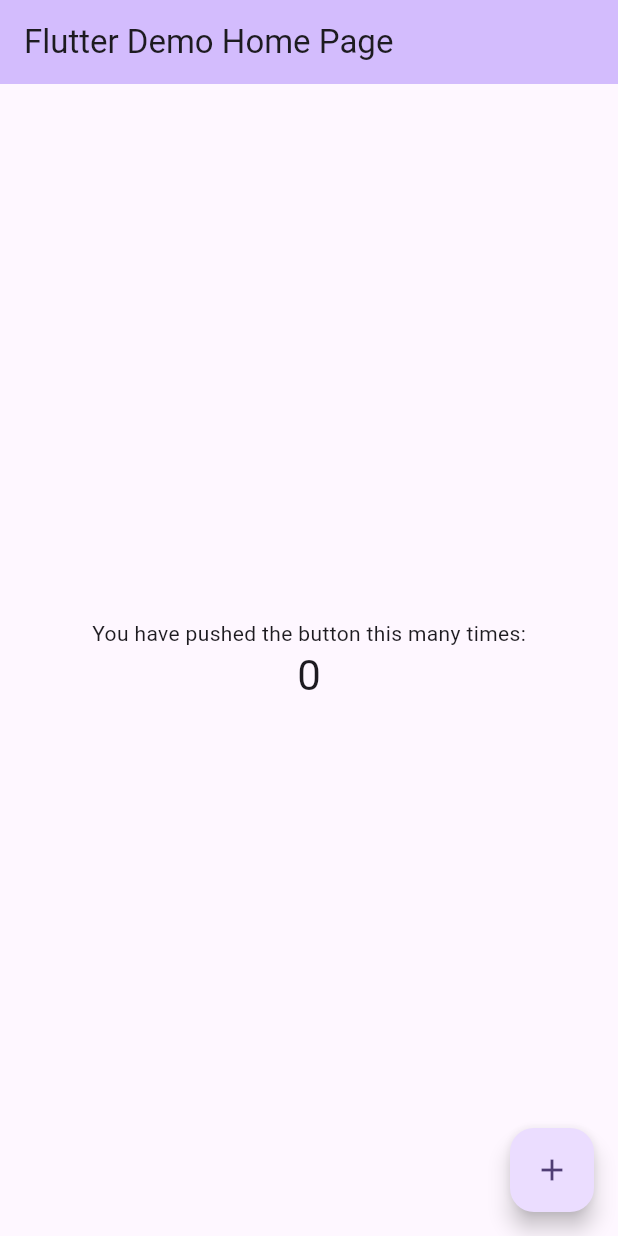
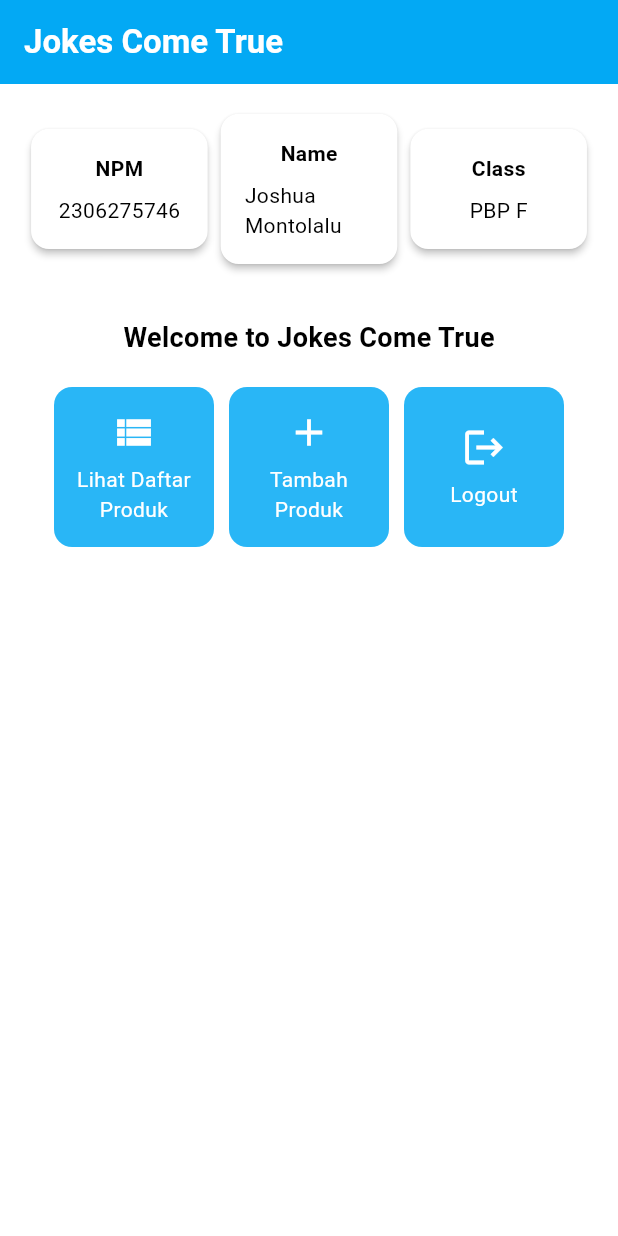
Before and after one commit to HamletJr/jokes-come-true-mobile, a Flutter app: the screen it shows after launch, on a phone screen of 412 x 824 dp. Run offline on Flutter 3.47's test engine with Material 3 defaults, Android fonts, the phone set to English and light mode, and no system bars.

Commit message:
Add tugas 7

```diff
--- a/lib/main.dart
+++ b/lib/main.dart
@@ -1,4 +1,5 @@
 import 'package:flutter/material.dart';
+import 'package:jokes_come_true/menu.dart';
 
 void main() {
   runApp(const MyApp());
@@ -28,98 +29,11 @@ class MyApp extends StatelessWidget {
         //
         // This works for code too, not just values: Most code changes can be
         // tested with just a hot reload.
-        colorScheme: ColorScheme.fromSeed(seedColor: Colors.deepPurple),
-        useMaterial3: true,
+        colorScheme: ColorScheme.fromSwatch(
+          primarySwatch: Colors.lightBlue,
+        ).copyWith(secondary: Colors.lightBlue[400]),
       ),
-      home: const MyHomePage(title: 'Flutter Demo Home Page'),
+      home: MyHomePage(),
     );
   }
 }
-
-class MyHomePage extends StatefulWidget {
-  const MyHomePage({super.key, required this.title});
-
-  // This widget is the home page of your application. It is stateful, meaning
-  // that it has a State object (defined below) that contains fields that affect
-  // how it looks.
-
-  // This class is the configuration for the state. It holds the values (in this
-  // case the title) provided by the parent (in this case the App widget) and
-  // used by the build method of the State. Fields in a Widget subclass are
-  // always marked "final".
-
-  final String title;
-
-  @override
-  State<MyHomePage> createState() => _MyHomePageState();
-}
-
-class _MyHomePageState extends State<MyHomePage> {
-  int _counter = 0;
-
-  void _incrementCounter() {
-    setState(() {
-      // This call to setState tells the Flutter framework that something has
-      // changed in this State, which causes it to rerun the build method below
-      // so that the display can reflect the updated values. If we changed
-      // _counter without calling setState(), then the build method would not be
-      // called again, and so nothing would appear to happen.
-      _counter++;
-    });
-  }
-
-  @override
-  Widget build(BuildContext context) {
-    // This method is rerun every time setState is called, for instance as done
-    // by the _incrementCounter method above.
-    //
-    // The Flutter framework has been optimized to make rerunning build methods
-    // fast, so that you can just rebuild anything that needs updating rather
-    // than having to individually change instances of widgets.
-    return Scaffold(
-      appBar: AppBar(
-        // TRY THIS: Try changing the color here to a specific color (to
-        // Colors.amber, perhaps?) and trigger a hot reload to see the AppBar
-        // change color while the other colors stay the same.
-        backgroundColor: Theme.of(context).colorScheme.inversePrimary,
-        // Here we take the value from the MyHomePage object that was created by
-        // the App.build method, and use it to set our appbar title.
-        title: Text(widget.title),
-      ),
-      body: Center(
-        // Center is a layout widget. It takes a single child and positions it
-        // in the middle of the parent.
-        child: Column(
-          // Column is also a layout widget. It takes a list of children and
-          // arranges them vertically. By default, it sizes itself to fit its
-          // children horizontally, and tries to be as tall as its parent.
-          //
-          // Column has various properties to control how it sizes itself and
-          // how it positions its children. Here we use mainAxisAlignment to
-          // center the children vertically; the main axis here is the vertical
-          // axis because Columns are vertical (the cross axis would be
-          // horizontal).
-          //
-          // TRY THIS: Invoke "debug painting" (choose the "Toggle Debug Paint"
-          // action in the IDE, or press "p" in the console), to see the
-          // wireframe for each widget.
-          mainAxisAlignment: MainAxisAlignment.center,
-          children: <Widget>[
-            const Text(
-              'You have pushed the button this many times:',
-            ),
-            Text(
-              '$_counter',
-              style: Theme.of(context).textTheme.headlineMedium,
-            ),
-          ],
-        ),
-      ),
-      floatingActionButton: FloatingActionButton(
-        onPressed: _incrementCounter,
-        tooltip: 'Increment',
-        child: const Icon(Icons.add),
-      ), // This trailing comma makes auto-formatting nicer for build methods.
-    );
-  }
-}
--- /dev/null
+++ b/lib/menu.dart
@@ -0,0 +1,186 @@
+import 'package:flutter/material.dart';
+
+class MyHomePage extends StatelessWidget {
+  final String npm = '2306275746'; // NPM
+  final String name = 'Joshua Montolalu'; // Nama
+  final String className = 'PBP F'; // Kelas
+  final List<ItemHomepage> items = [
+    ItemHomepage("Lihat Daftar Produk", Icons.view_list),
+    ItemHomepage("Tambah Produk", Icons.add),
+    ItemHomepage("Logout", Icons.logout),
+  ];
+
+  MyHomePage({super.key});
+
+  @override
+  Widget build(BuildContext context) {
+    // Scaffold menyediakan struktur dasar halaman dengan AppBar dan body.
+    return Scaffold(
+      // AppBar adalah bagian atas halaman yang menampilkan judul.
+      appBar: AppBar(
+        // Judul aplikasi "Jokes Come True" dengan teks putih dan tebal.
+        title: const Text(
+          'Jokes Come True',
+          style: TextStyle(
+            color: Colors.white,
+            fontWeight: FontWeight.bold,
+          ),
+        ),
+        // Warna latar belakang AppBar diambil dari skema warna tema aplikasi.
+        backgroundColor: Theme.of(context).colorScheme.primary,
+      ),
+      // Body halaman dengan padding di sekelilingnya.
+      body: Padding(
+        padding: const EdgeInsets.all(16.0),
+        // Menyusun widget secara vertikal dalam sebuah kolom.
+        child: Column(
+          crossAxisAlignment: CrossAxisAlignment.center,
+          children: [
+            // Row untuk menampilkan 3 InfoCard secara horizontal.
+            Row(
+              mainAxisAlignment: MainAxisAlignment.spaceEvenly,
+              children: [
+                InfoCard(title: 'NPM', content: npm),
+                InfoCard(title: 'Name', content: name),
+                InfoCard(title: 'Class', content: className),
+              ],
+            ),
+
+            // Memberikan jarak vertikal 16 unit.
+            const SizedBox(height: 16.0),
+
+            // Menempatkan widget berikutnya di tengah halaman.
+            Center(
+              child: Column(
+                // Menyusun teks dan grid item secara vertikal.
+
+                children: [
+                  // Menampilkan teks sambutan dengan gaya tebal dan ukuran 18.
+                  const Padding(
+                    padding: EdgeInsets.only(top: 16.0),
+                    child: Text(
+                      'Welcome to Jokes Come True',
+                      style: TextStyle(
+                        fontWeight: FontWeight.bold,
+                        fontSize: 18.0,
+                      ),
+                    ),
+                  ),
+
+                  // Grid untuk menampilkan ItemCard dalam bentuk grid 3 kolom.
+                  GridView.count(
+                    primary: true,
+                    padding: const EdgeInsets.all(20),
+                    crossAxisSpacing: 10,
+                    mainAxisSpacing: 10,
+                    crossAxisCount: 3,
+                    // Agar grid menyesuaikan tinggi kontennya.
+                    shrinkWrap: true,
+
+                    // Menampilkan ItemCard untuk setiap item dalam list items.
+                    children: items.map((ItemHomepage item) {
+                      return ItemCard(item);
+                    }).toList(),
+                  ),
+                ],
+              ),
+            ),
+          ],
+        ),
+      ),
+    );
+  }
+}
+
+  class InfoCard extends StatelessWidget {
+    // Kartu informasi yang menampilkan title dan content.
+
+    final String title;  // Judul kartu.
+    final String content;  // Isi kartu.
+
+    const InfoCard({super.key, required this.title, required this.content});
+
+    @override
+    Widget build(BuildContext context) {
+      return Card(
+        // Membuat kotak kartu dengan bayangan dibawahnya.
+        elevation: 2.0,
+        child: Container(
+          // Mengatur ukuran dan jarak di dalam kartu.
+          width: MediaQuery.of(context).size.width / 3.5, // menyesuaikan dengan lebar device yang digunakan.
+          padding: const EdgeInsets.all(16.0),
+          // Menyusun title dan content secara vertikal.
+          child: Column(
+            children: [
+              Text(
+                title,
+                style: const TextStyle(fontWeight: FontWeight.bold),
+              ),
+              const SizedBox(height: 8.0),
+              Text(content),
+            ],
+          ),
+        ),
+      );
+    }
+}
+
+class ItemHomepage {
+    final String name;
+    final IconData icon;
+
+    ItemHomepage(this.name, this.icon);
+}
+
+class ItemCard extends StatelessWidget {
+  // Menampilkan kartu dengan ikon dan nama.
+
+  final ItemHomepage item;
+
+  const ItemCard(this.item, {super.key});
+
+  @override
+  Widget build(BuildContext context) {
+    return Material(
+      // Menentukan warna latar belakang dari tema aplikasi.
+      color: Theme.of(context).colorScheme.secondary,
+      // Membuat sudut kartu melengkung.
+      borderRadius: BorderRadius.circular(12),
+
+      child: InkWell(
+        // Aksi ketika kartu ditekan.
+        onTap: () {
+          // Menampilkan pesan SnackBar saat kartu ditekan.
+          ScaffoldMessenger.of(context)
+            ..hideCurrentSnackBar()
+            ..showSnackBar(
+              SnackBar(content: Text("Kamu telah menekan tombol ${item.name}!"))
+            );
+        },
+        // Container untuk menyimpan Icon dan Text
+        child: Container(
+          padding: const EdgeInsets.all(8),
+          child: Center(
+            child: Column(
+              // Menyusun ikon dan teks di tengah kartu.
+              mainAxisAlignment: MainAxisAlignment.center,
+              children: [
+                Icon(
+                  item.icon,
+                  color: Colors.white,
+                  size: 30.0,
+                ),
+                const Padding(padding: EdgeInsets.all(3)),
+                Text(
+                  item.name,
+                  textAlign: TextAlign.center,
+                  style: const TextStyle(color: Colors.white),
+                ),
+              ],
+            ),
+          ),
+        ),
+      ),
+    );
+  }
+}
```
Also changed, not shown: 1 other file.
